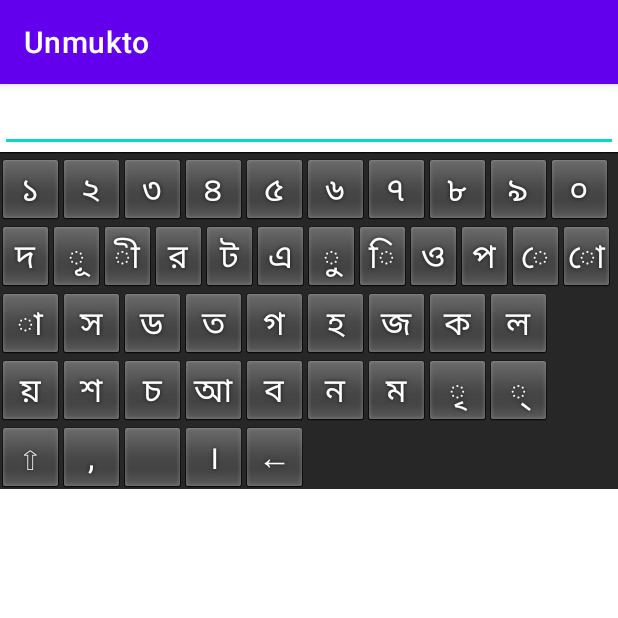
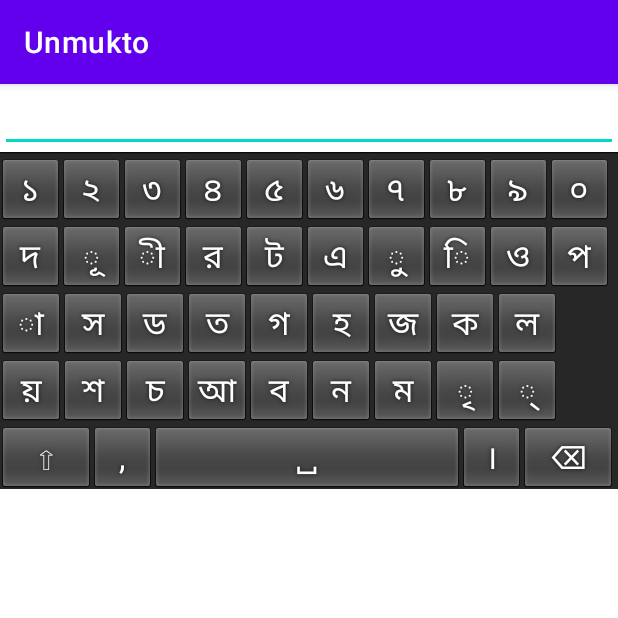
Before and after one commit to maifeeulasad/unmukto, an Android app: the screen it shows after launch (MainActivity), on a phone screen of 412 x 824 dp, the top half of it. Run offline under Robolectric (Android 15) with nearby library versions, the phone set to English and light mode, and no system bars; 1 statement that could not run was skipped.

Commit message:
[ux]: added better spacing and layout;

```diff
--- a/app/src/main/res/xml/kbd_bn.xml
+++ b/app/src/main/res/xml/kbd_bn.xml
@@ -1,72 +1,69 @@
 <?xml version="1.0" encoding="utf-8"?>
+<Keyboard xmlns:android="http://schemas.android.com/apk/res/android"
+    android:horizontalGap="0px"
+    android:verticalGap="0px" android:keyHeight="45dp"
+    android:keyWidth="10%p">
 
-<Keyboard xmlns:android="http://schemas.android.com/apk/res/android"
-          android:horizontalGap="0px"
-          android:verticalGap="0px" android:keyHeight="45dip">
-
-
+    <!-- Row 1: Numbers -->
     <Row>
-        <Key android:codes="-131" android:keyOutputText='১' android:keyLabel="১" android:keyEdgeFlags="left"/>
-        <Key android:codes="-132" android:keyOutputText='২' android:keyLabel="২"/>
-        <Key android:codes="-133" android:keyOutputText='৩' android:keyLabel="৩"/>
-        <Key android:codes="-134" android:keyOutputText='৪' android:keyLabel="৪"/>
-        <Key android:codes="-135" android:keyOutputText='৫' android:keyLabel="৫"/>
-        <Key android:codes="-136" android:keyOutputText='৬' android:keyLabel="৬"/>
-        <Key android:codes="-137" android:keyOutputText='৭' android:keyLabel="৭"/>
-        <Key android:codes="-138" android:keyOutputText='৮' android:keyLabel="৮"/>
-        <Key android:codes="-139" android:keyOutputText='৯' android:keyLabel="৯"/>
-        <Key android:codes="-130" android:keyOutputText='০' android:keyLabel="০" android:keyEdgeFlags="right"/>
+        <Key android:codes="-131" android:keyOutputText="১" android:keyLabel="১" android:keyEdgeFlags="left"/>
+        <Key android:codes="-132" android:keyOutputText="২" android:keyLabel="২"/>
+        <Key android:codes="-133" android:keyOutputText="৩" android:keyLabel="৩"/>
+        <Key android:codes="-134" android:keyOutputText="৪" android:keyLabel="৪"/>
+        <Key android:codes="-135" android:keyOutputText="৫" android:keyLabel="৫"/>
+        <Key android:codes="-136" android:keyOutputText="৬" android:keyLabel="৬"/>
+        <Key android:codes="-137" android:keyOutputText="৭" android:keyLabel="৭"/>
+        <Key android:codes="-138" android:keyOutputText="৮" android:keyLabel="৮"/>
+        <Key android:codes="-139" android:keyOutputText="৯" android:keyLabel="৯"/>
+        <Key android:codes="-130" android:keyOutputText="০" android:keyLabel="০" android:keyEdgeFlags="right"/>
     </Row>
 
-
+    <!-- Row 2 -->
     <Row>
-        <Key android:codes="-187" android:keyOutputText='দ' android:keyLabel="দ" android:keyEdgeFlags="left"/>
-        <Key android:codes="-164" android:keyOutputText='ূ' android:keyLabel="ূ"/>
-        <Key android:codes="-162" android:keyOutputText='ী' android:keyLabel="ী"/>
-        <Key android:codes="-196" android:keyOutputText='র' android:keyLabel="র"/>
-        <Key android:codes="-180" android:keyOutputText='ট' android:keyLabel="ট"/>
-        <Key android:codes="-147" android:keyOutputText='এ' android:keyLabel="এ"/>
-        <Key android:codes="-163" android:keyOutputText='ু' android:keyLabel="ু"/>
-        <Key android:codes="-161" android:keyOutputText='ি' android:keyLabel="ি"/>
-        <Key android:codes="-149" android:keyOutputText='ও' android:keyLabel="ও"/>
-        <Key android:codes="-190" android:keyOutputText='প' android:keyLabel="প"/>
-        <Key android:codes="-166" android:keyOutputText='ে' android:keyLabel="ে"/>
-        <Key android:codes="-168" android:keyOutputText='ো' android:keyLabel="ো" android:keyEdgeFlags="right"/>
+        <Key android:codes="-187" android:keyOutputText="দ" android:keyLabel="দ" android:keyEdgeFlags="left"/>
+        <Key android:codes="-164" android:keyOutputText="ূ" android:keyLabel="ূ"/>
+        <Key android:codes="-162" android:keyOutputText="ী" android:keyLabel="ী"/>
+        <Key android:codes="-196" android:keyOutputText="র" android:keyLabel="র"/>
+        <Key android:codes="-180" android:keyOutputText="ট" android:keyLabel="ট"/>
+        <Key android:codes="-147" android:keyOutputText="এ" android:keyLabel="এ"/>
+        <Key android:codes="-163" android:keyOutputText="ু" android:keyLabel="ু"/>
+        <Key android:codes="-161" android:keyOutputText="ি" android:keyLabel="ি"/>
+        <Key android:codes="-149" android:keyOutputText="ও" android:keyLabel="ও"/>
+        <Key android:codes="-190" android:keyOutputText="প" android:keyLabel="প" android:keyEdgeFlags="right"/>
     </Row>
 
-
+    <!-- Row 3 -->
     <Row>
-        <Key android:codes="-160" android:keyOutputText='া' android:keyLabel="া" android:keyEdgeFlags="left"/>
-        <Key android:codes="-200" android:keyOutputText='স' android:keyLabel="স"/>
-        <Key android:codes="-182" android:keyOutputText='ড' android:keyLabel="ড"/>
-        <Key android:codes="-185" android:keyOutputText='ত' android:keyLabel="ত"/>
-        <Key android:codes="-172" android:keyOutputText='গ' android:keyLabel="গ"/>
-        <Key android:codes="-201" android:keyOutputText='হ' android:keyLabel="হ"/>
-        <Key android:codes="-177" android:keyOutputText='জ' android:keyLabel="জ"/>
-        <Key android:codes="-170" android:keyOutputText='ক' android:keyLabel="ক"/>
-        <Key android:codes="-197" android:keyOutputText='ল' android:keyLabel="ল" android:keyEdgeFlags="right"/>
+        <Key android:codes="-160" android:keyOutputText="া" android:keyLabel="া" android:keyEdgeFlags="left"/>
+        <Key android:codes="-200" android:keyOutputText="স" android:keyLabel="স"/>
+        <Key android:codes="-182" android:keyOutputText="ড" android:keyLabel="ড"/>
+        <Key android:codes="-185" android:keyOutputText="ত" android:keyLabel="ত"/>
+        <Key android:codes="-172" android:keyOutputText="গ" android:keyLabel="গ"/>
+        <Key android:codes="-201" android:keyOutputText="হ" android:keyLabel="হ"/>
+        <Key android:codes="-177" android:keyOutputText="জ" android:keyLabel="জ"/>
+        <Key android:codes="-170" android:keyOutputText="ক" android:keyLabel="ক"/>
+        <Key android:codes="-197" android:keyOutputText="ল" android:keyLabel="ল" android:keyEdgeFlags="right"/>
     </Row>
 
-
+    <!-- Row 4 -->
     <Row>
-        <Key android:codes="-204" android:keyOutputText='য়' android:keyLabel="য়" android:keyEdgeFlags="left"/>
-        <Key android:codes="-198" android:keyOutputText='শ' android:keyLabel="শ"/>
-        <Key android:codes="-175" android:keyOutputText='চ' android:keyLabel="চ"/>
-        <Key android:codes="-141" android:keyOutputText='আ' android:keyLabel="আ"/>
-        <Key android:codes="-192" android:keyOutputText='ব' android:keyLabel="ব"/>
-        <Key android:codes="-189" android:keyOutputText='ন' android:keyLabel="ন"/>
-        <Key android:codes="-194" android:keyOutputText='ম' android:keyLabel="ম"/>
-        <Key android:codes="-165" android:keyOutputText='ৃ' android:keyLabel="ৃ"/>
-        <Key android:codes="-210" android:keyOutputText='্' android:keyLabel="্" android:keyEdgeFlags="right"/>
+        <Key android:codes="-204" android:keyOutputText="য়" android:keyLabel="য়" android:keyEdgeFlags="left"/>
+        <Key android:codes="-198" android:keyOutputText="শ" android:keyLabel="শ"/>
+        <Key android:codes="-175" android:keyOutputText="চ" android:keyLabel="চ"/>
+        <Key android:codes="-141" android:keyOutputText="আ" android:keyLabel="আ"/>
+        <Key android:codes="-192" android:keyOutputText="ব" android:keyLabel="ব"/>
+        <Key android:codes="-189" android:keyOutputText="ন" android:keyLabel="ন"/>
+        <Key android:codes="-194" android:keyOutputText="ম" android:keyLabel="ম"/>
+        <Key android:codes="-165" android:keyOutputText="ৃ" android:keyLabel="ৃ"/>
+        <Key android:codes="-210" android:keyOutputText="্" android:keyLabel="্" android:keyEdgeFlags="right"/>
     </Row>
 
-
+    <!-- Row 5: Special Keys -->
     <Row>
-        <Key android:codes="-120" android:keyLabel="⇧" android:keyEdgeFlags="left"/>
-        <Key android:codes="-300" android:keyOutputText=',' android:keyLabel=","/>
-        <Key android:codes="62" android:keyOutputText=' ' android:keyLabel=" "/>
-        <Key android:codes="-301" android:keyOutputText='।' android:keyLabel="।"/>
-        <Key android:codes="-5" android:keyLabel="←" android:isRepeatable="true" android:keyEdgeFlags="right"/>
+        <Key android:codes="-120" android:keyLabel="⇧" android:keyWidth="15%p" android:keyEdgeFlags="left"/>
+        <Key android:codes="-300" android:keyOutputText="," android:keyLabel="," android:keyWidth="10%p"/>
+        <Key android:codes="62" android:keyOutputText=" " android:keyLabel="␣" android:keyWidth="50%p"/>
+        <Key android:codes="-301" android:keyOutputText="।" android:keyLabel="।" android:keyWidth="10%p"/>
+        <Key android:codes="-5" android:keyLabel="⌫" android:isRepeatable="true" android:keyWidth="15%p" android:keyEdgeFlags="right"/>
     </Row>
-
 </Keyboard>
--- a/app/src/main/res/xml/kbd_bn_shifted.xml
+++ b/app/src/main/res/xml/kbd_bn_shifted.xml
@@ -1,75 +1,69 @@
 <?xml version="1.0" encoding="utf-8"?>
 <Keyboard xmlns:android="http://schemas.android.com/apk/res/android"
-          android:horizontalGap="0px"
-          android:verticalGap="0px" android:keyHeight="45dip">
+    android:horizontalGap="0px"
+    android:verticalGap="0px" android:keyHeight="45dp"
+    android:keyWidth="10%p">
 
-
+    <!-- Row 1: Numbers -->
     <Row>
-        <Key android:codes="-131" android:keyOutputText='১' android:keyLabel="১" android:keyEdgeFlags="left"/>
-        <Key android:codes="-132" android:keyOutputText='২' android:keyLabel="২"/>
-        <Key android:codes="-133" android:keyOutputText='৩' android:keyLabel="৩"/>
-        <Key android:codes="-134" android:keyOutputText='৪' android:keyLabel="৪"/>
-        <Key android:codes="-135" android:keyOutputText='৫' android:keyLabel="৫"/>
-        <Key android:codes="-136" android:keyOutputText='৬' android:keyLabel="৬"/>
-        <Key android:codes="-137" android:keyOutputText='৭' android:keyLabel="৭"/>
-        <Key android:codes="-138" android:keyOutputText='৮' android:keyLabel="৮"/>
-        <Key android:codes="-139" android:keyOutputText='৯' android:keyLabel="৯"/>
-        <Key android:codes="-130" android:keyOutputText='০' android:keyLabel="০" android:keyEdgeFlags="right"/>
+        <Key android:codes="-131" android:keyOutputText="১" android:keyLabel="১" android:keyEdgeFlags="left"/>
+        <Key android:codes="-132" android:keyOutputText="২" android:keyLabel="২"/>
+        <Key android:codes="-133" android:keyOutputText="৩" android:keyLabel="৩"/>
+        <Key android:codes="-134" android:keyOutputText="৪" android:keyLabel="৪"/>
+        <Key android:codes="-135" android:keyOutputText="৫" android:keyLabel="৫"/>
+        <Key android:codes="-136" android:keyOutputText="৬" android:keyLabel="৬"/>
+        <Key android:codes="-137" android:keyOutputText="৭" android:keyLabel="৭"/>
+        <Key android:codes="-138" android:keyOutputText="৮" android:keyLabel="৮"/>
+        <Key android:codes="-139" android:keyOutputText="৯" android:keyLabel="৯"/>
+        <Key android:codes="-130" android:keyOutputText="০" android:keyLabel="০" android:keyEdgeFlags="right"/>
     </Row>
 
-
-
+    <!-- Row 2 -->
     <Row>
-        <Key android:codes="-188" android:keyOutputText='ধ' android:keyLabel="ধ" android:keyEdgeFlags="left"/>
-        <Key android:codes="-145" android:keyOutputText='ঊ' android:keyLabel="ঊ"/>
-        <Key android:codes="-143" android:keyOutputText='ঈ' android:keyLabel="ঈ"/>
-        <Key android:codes="-182" android:keyOutputText='ড' android:keyLabel="ড"/>
-        <Key android:codes="-181" android:keyOutputText='ঠ' android:keyLabel="ঠ"/>
-        <Key android:codes="-148" android:keyOutputText='ঐ' android:keyLabel="ঐ"/>
-        <Key android:codes="-144" android:keyOutputText='উ' android:keyLabel="উ"/>
-        <Key android:codes="-142" android:keyOutputText='ই' android:keyLabel="ই"/>
-        <Key android:codes="-150" android:keyOutputText='ঔ' android:keyLabel="ঔ"/>
-        <Key android:codes="-191" android:keyOutputText='ফ' android:keyLabel="ফ"/>
-        <Key android:codes="-167" android:keyOutputText='ৈ' android:keyLabel="ৈ"/>
-        <Key android:codes="-169" android:keyOutputText='ৌ' android:keyLabel="ৌ" android:keyEdgeFlags="right"/>
+        <Key android:codes="-188" android:keyOutputText="ধ" android:keyLabel="ধ" android:keyEdgeFlags="left"/>
+        <Key android:codes="-145" android:keyOutputText="ঊ" android:keyLabel="ঊ"/>
+        <Key android:codes="-143" android:keyOutputText="ঈ" android:keyLabel="ঈ"/>
+        <Key android:codes="-182" android:keyOutputText="ড" android:keyLabel="ড"/>
+        <Key android:codes="-181" android:keyOutputText="ঠ" android:keyLabel="ঠ"/>
+        <Key android:codes="-148" android:keyOutputText="ঐ" android:keyLabel="ঐ"/>
+        <Key android:codes="-144" android:keyOutputText="উ" android:keyLabel="উ"/>
+        <Key android:codes="-142" android:keyOutputText="ই" android:keyLabel="ই"/>
+        <Key android:codes="-150" android:keyOutputText="ঔ" android:keyLabel="ঔ"/>
+        <Key android:codes="-191" android:keyOutputText="ফ" android:keyLabel="ফ" android:keyEdgeFlags="right"/>
     </Row>
 
-
-
+    <!-- Row 3 -->
     <Row>
-        <Key android:codes="-140" android:keyOutputText='অ' android:keyLabel="অ" android:keyEdgeFlags="left"/>
-        <Key android:codes="-199" android:keyOutputText='ষ' android:keyLabel="ষ"/>
-        <Key android:codes="-183" android:keyOutputText='ঢ' android:keyLabel="ঢ"/>
-        <Key android:codes="-186" android:keyOutputText='থ' android:keyLabel="থ"/>
-        <Key android:codes="-173" android:keyOutputText='ঘ' android:keyLabel="ঘ"/>
-        <Key android:codes="-207" android:keyOutputText='ঃ' android:keyLabel="ঃ"/>
-        <Key android:codes="-178" android:keyOutputText='ঝ' android:keyLabel="ঝ"/>
-        <Key android:codes="-171" android:keyOutputText='খ' android:keyLabel="খ"/>
-        <Key android:codes="-206" android:keyOutputText='ং' android:keyLabel="ং" android:keyEdgeFlags="right"/>
+        <Key android:codes="-140" android:keyOutputText="অ" android:keyLabel="অ" android:keyEdgeFlags="left"/>
+        <Key android:codes="-199" android:keyOutputText="ষ" android:keyLabel="ষ"/>
+        <Key android:codes="-183" android:keyOutputText="ঢ" android:keyLabel="ঢ"/>
+        <Key android:codes="-186" android:keyOutputText="থ" android:keyLabel="থ"/>
+        <Key android:codes="-173" android:keyOutputText="ঘ" android:keyLabel="ঘ"/>
+        <Key android:codes="-207" android:keyOutputText="ঃ" android:keyLabel="ঃ"/>
+        <Key android:codes="-178" android:keyOutputText="ঝ" android:keyLabel="ঝ"/>
+        <Key android:codes="-171" android:keyOutputText="খ" android:keyLabel="খ"/>
+        <Key android:codes="-206" android:keyOutputText="ং" android:keyLabel="ং" android:keyEdgeFlags="right"/>
     </Row>
 
-
-
+    <!-- Row 4 -->
     <Row>
-        <Key android:codes="-195" android:keyOutputText='য' android:keyLabel="য" android:keyEdgeFlags="left"/>
-        <Key android:codes="-203" android:keyOutputText='ঢ়' android:keyLabel="ঢ়"/>
-        <Key android:codes="-176" android:keyOutputText='ছ' android:keyLabel="ছ"/>
-        <Key android:codes="-146" android:keyOutputText='ঋ' android:keyLabel="ঋ"/>
-        <Key android:codes="-193" android:keyOutputText='ভ' android:keyLabel="ভ"/>
-        <Key android:codes="-184" android:keyOutputText='ণ' android:keyLabel="ণ"/>
-        <Key android:codes="-174" android:keyOutputText='ঙ' android:keyLabel="ঙ"/>
-        <Key android:codes="-165" android:keyOutputText='ৃ' android:keyLabel="ৃ"/>
-        <Key android:codes="-208" android:keyOutputText='ঁ' android:keyLabel="ঁ" android:keyEdgeFlags="right"/>
+        <Key android:codes="-195" android:keyOutputText="য" android:keyLabel="য" android:keyEdgeFlags="left"/>
+        <Key android:codes="-203" android:keyOutputText="ঢ়" android:keyLabel="ঢ়"/>
+        <Key android:codes="-176" android:keyOutputText="ছ" android:keyLabel="ছ"/>
+        <Key android:codes="-146" android:keyOutputText="ঋ" android:keyLabel="ঋ"/>
+        <Key android:codes="-193" android:keyOutputText="ভ" android:keyLabel="ভ"/>
+        <Key android:codes="-184" android:keyOutputText="ণ" android:keyLabel="ণ"/>
+        <Key android:codes="-174" android:keyOutputText="ঙ" android:keyLabel="ঙ"/>
+        <Key android:codes="-165" android:keyOutputText="ৃ" android:keyLabel="ৃ"/>
+        <Key android:codes="-208" android:keyOutputText="ঁ" android:keyLabel="ঁ" android:keyEdgeFlags="right"/>
     </Row>
 
-
-
+    <!-- Row 5: Special Keys -->
     <Row>
-        <Key android:codes="-121" android:keyLabel="⇧" android:keyEdgeFlags="left"/>
-        <Key android:codes="-300" android:keyOutputText=',' android:keyLabel=","/>
-        <Key android:codes="62" android:keyOutputText=' ' android:keyLabel=" "/>
-        <Key android:codes="-301" android:keyOutputText='।' android:keyLabel="।"/>
-        <Key android:codes="-5" android:keyLabel="←" android:isRepeatable="true" android:keyEdgeFlags="right"/>
+        <Key android:codes="-121" android:keyLabel="⇧" android:keyWidth="15%p" android:keyEdgeFlags="left"/>
+        <Key android:codes="-300" android:keyOutputText="," android:keyLabel="," android:keyWidth="10%p"/>
+        <Key android:codes="62" android:keyOutputText=" " android:keyLabel="␣" android:keyWidth="50%p"/>
+        <Key android:codes="-301" android:keyOutputText="।" android:keyLabel="।" android:keyWidth="10%p"/>
+        <Key android:codes="-5" android:keyLabel="⌫" android:isRepeatable="true" android:keyWidth="15%p" android:keyEdgeFlags="right"/>
     </Row>
-
 </Keyboard>
```
